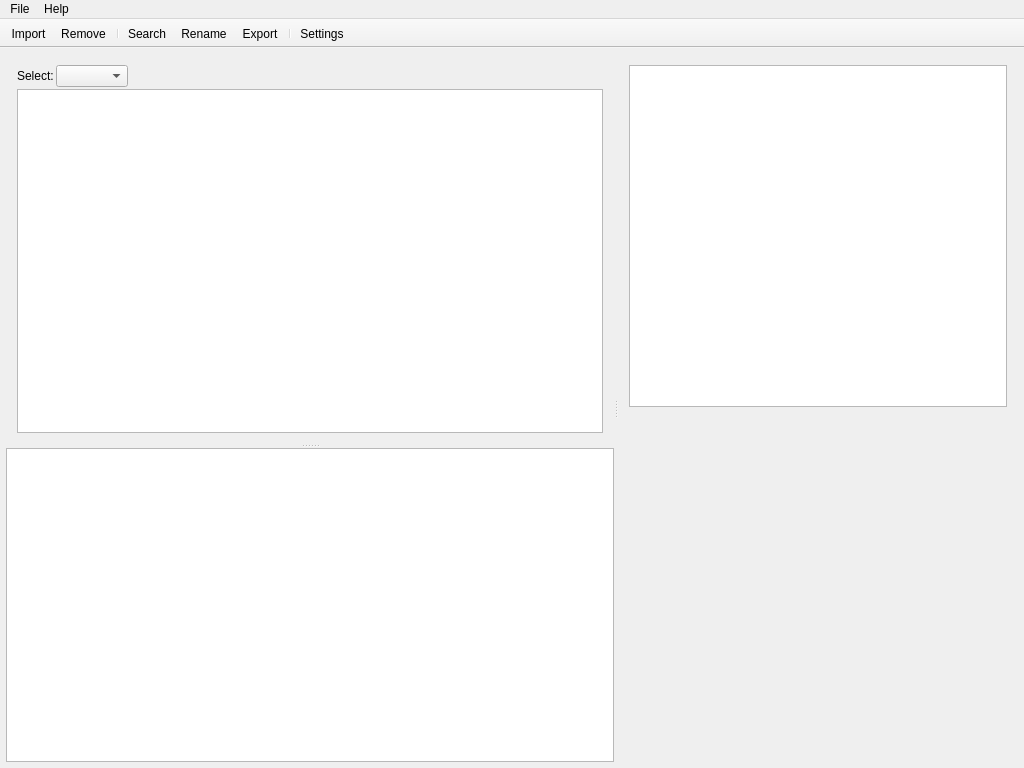
This is src/gui/mainwindow.ui in alorence/tym as Qt 5 draws it before an edit. The edited form follows.
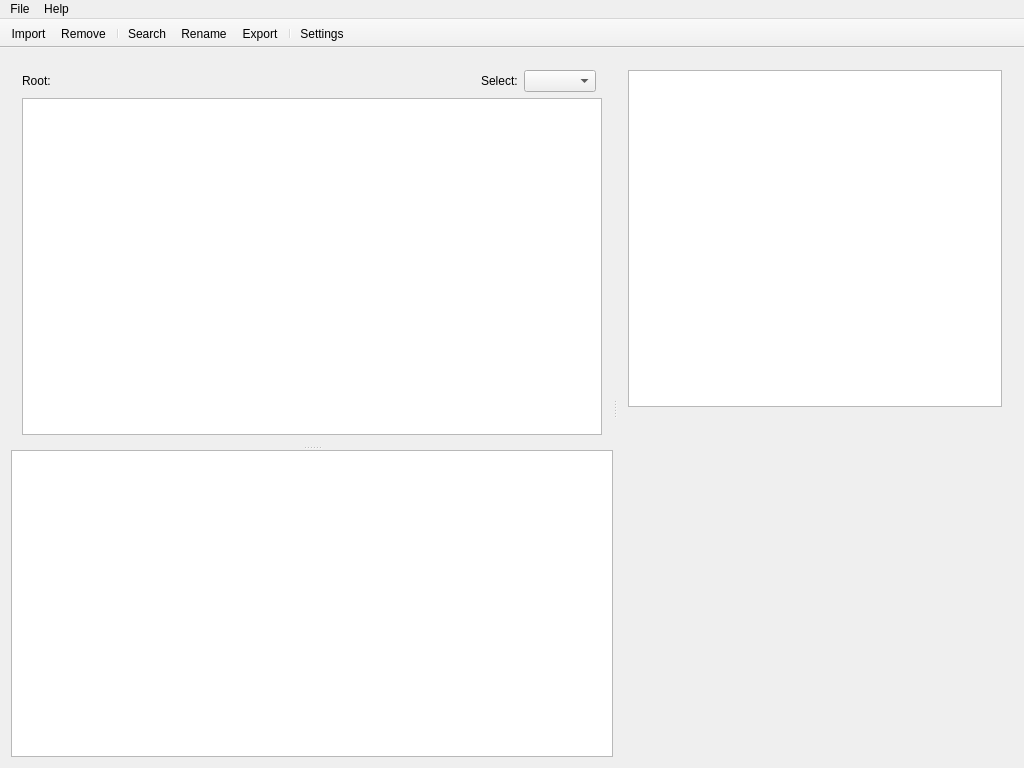
This is the edited form. Icons and pictures are not drawn. Custom widgets are drawn as their Qt base class.

Commit message: (library) Simply display current root path in GUI

Patch:
```diff
--- a/src/gui/mainwindow.ui
+++ b/src/gui/mainwindow.ui
@@ -25,27 +25,12 @@
   </property>
   <widget class="QWidget" name="centralWidget">
    <layout class="QGridLayout" name="gridLayout_2">
-    <property name="horizontalSpacing">
-     <number>4</number>
-    </property>
-    <property name="margin">
-     <number>6</number>
-    </property>
     <item row="0" column="0">
-     <widget class="QSplitter" name="verticalSplitter">
+     <widget class="QSplitter" name="horizontalSplitter">
       <property name="orientation">
        <enum>Qt::Horizontal</enum>
       </property>
-      <property name="childrenCollapsible">
-       <bool>false</bool>
-      </property>
-      <widget class="QSplitter" name="horizontalSplitter">
-       <property name="sizePolicy">
-        <sizepolicy hsizetype="Expanding" vsizetype="Preferred">
-         <horstretch>0</horstretch>
-         <verstretch>0</verstretch>
-        </sizepolicy>
-       </property>
+      <widget class="QSplitter" name="verticalSplitter">
        <property name="orientation">
         <enum>Qt::Vertical</enum>
        </property>
@@ -54,10 +39,37 @@
        </property>
        <widget class="QWidget" name="layoutWidget">
         <layout class="QGridLayout" name="gridLayout">
-         <property name="spacing">
-          <number>2</number>
-         </property>
-         <item row="1" column="0" colspan="3">
+         <item row="0" column="4">
+          <widget class="QComboBox" name="selectionCombo"/>
+         </item>
+         <item row="0" column="0">
+          <widget class="QLabel" name="label_2">
+           <property name="text">
+            <string>Root:</string>
+           </property>
+          </widget>
+         </item>
+         <item row="0" column="3">
+          <widget class="QLabel" name="label">
+           <property name="text">
+            <string>Select:</string>
+           </property>
+          </widget>
+         </item>
+         <item row="0" column="1">
+          <widget class="QLabel" name="rootDirLabel">
+           <property name="sizePolicy">
+            <sizepolicy hsizetype="Expanding" vsizetype="Preferred">
+             <horstretch>0</horstretch>
+             <verstretch>0</verstretch>
+            </sizepolicy>
+           </property>
+           <property name="text">
+            <string>&lt;dir&gt;</string>
+           </property>
+          </widget>
+         </item>
+         <item row="1" column="0" colspan="6">
           <widget class="QTreeView" name="libraryView">
            <property name="sizePolicy">
             <sizepolicy hsizetype="Expanding" vsizetype="Expanding">
@@ -82,16 +94,6 @@
            </property>
           </widget>
          </item>
-         <item row="0" column="0">
-          <widget class="QLabel" name="label">
-           <property name="text">
-            <string>Select:</string>
-           </property>
-          </widget>
-         </item>
-         <item row="0" column="1">
-          <widget class="QComboBox" name="selectionCombo"/>
-         </item>
          <item row="0" column="2">
           <spacer name="horizontalSpacer">
            <property name="orientation">
```
Left out of the diff: 3 changed lines with no effect on the pictures. The commit also changes 3 other files.
